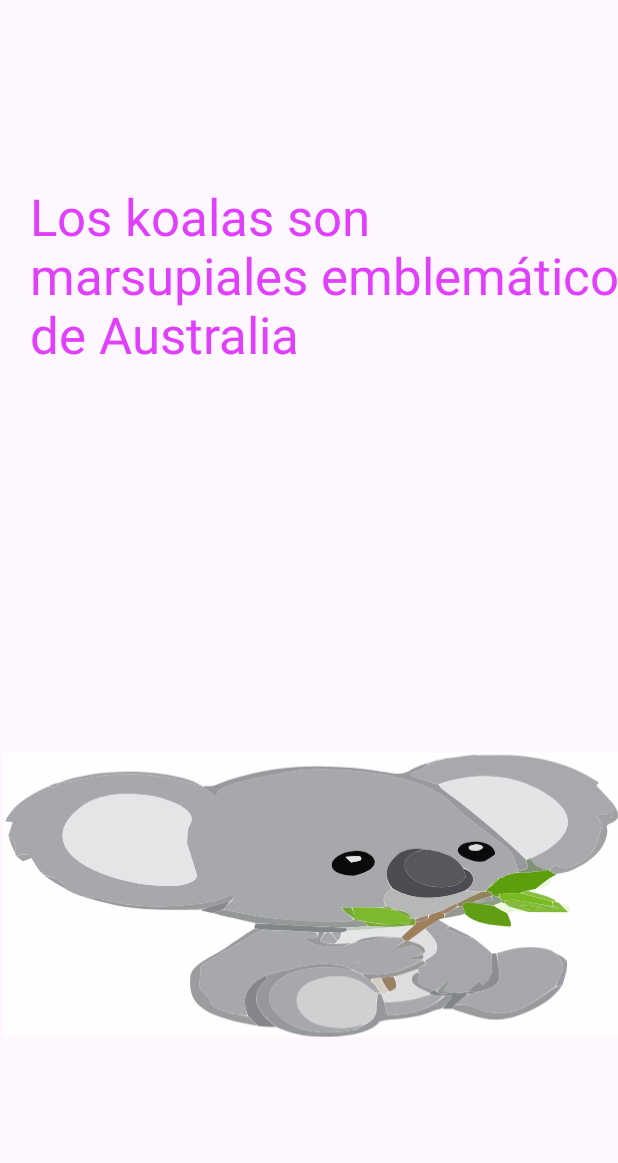
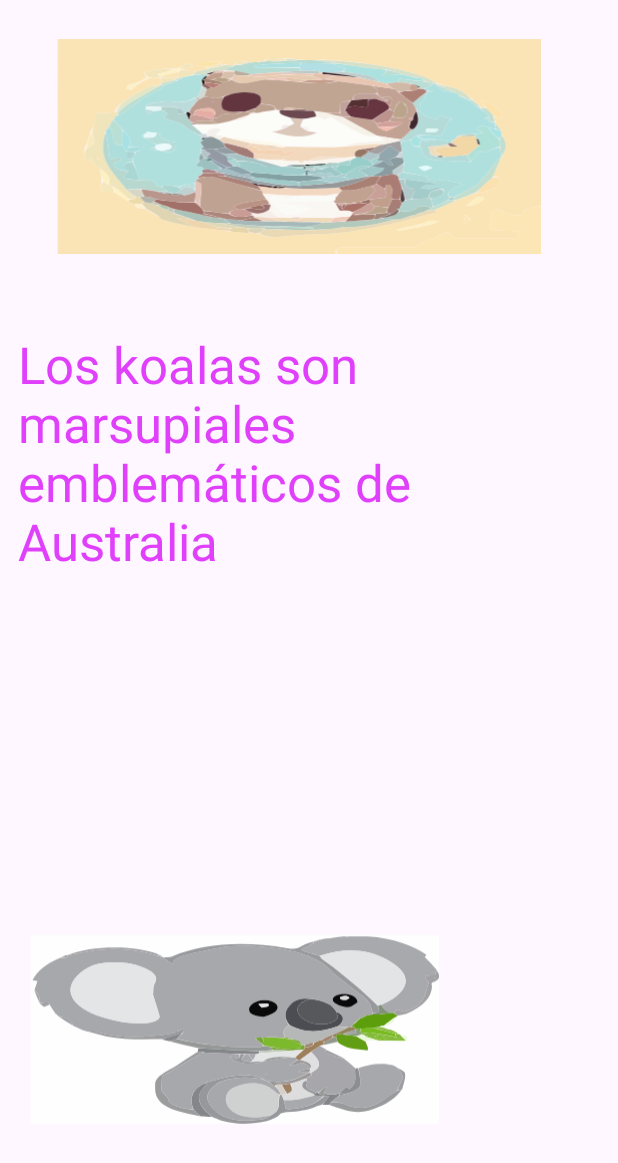
Before and after one commit to laurad30lopezs10/HolaMundo2024, an Android app: the screen it shows after launch (MainActivity), on a phone screen of 412 x 824 dp. Shown: the top 1163 px of the screen. Run offline under Robolectric (Android 15) with nearby library versions, the phone set to English and light mode, and no system bars.

Commit message:
se agrego una nueva imagen

```diff
--- a/app/src/main/res/layout/activity_main.xml
+++ b/app/src/main/res/layout/activity_main.xml
@@ -8,32 +8,52 @@
 
     <ImageView
         android:id="@+id/imagen_coala"
-        android:layout_width="wrap_content"
-        android:layout_height="wrap_content"
+        android:layout_width="273dp"
+        android:layout_height="244dp"
         android:layout_marginStart="16dp"
         android:layout_marginEnd="16dp"
-        android:layout_marginBottom="100dp"
+        android:layout_marginBottom="16dp"
         android:contentDescription="@string/Descripcion_image_coala"
         app:layout_constraintBottom_toBottomOf="parent"
         app:layout_constraintEnd_toEndOf="parent"
+        app:layout_constraintHorizontal_bias="0.032"
         app:layout_constraintStart_toStartOf="parent"
         app:srcCompat="@drawable/coala"
         tools:ignore="ImageContrastCheck" />
 
     <TextView
         android:id="@+id/Koalas_marsupiales"
-        android:layout_width="wrap_content"
-        android:layout_height="wrap_content"
+        android:layout_width="390dp"
+        android:layout_height="216dp"
         android:layout_marginStart="50dp"
-        android:layout_marginTop="121dp"
+        android:layout_marginTop="220dp"
         android:layout_marginEnd="10dp"
         android:contentDescription="@string/Koalas_marsupiales"
         android:text="Los koalas son marsupiales emblemáticos de Australia"
         android:textColor="#E040FB"
         android:textSize="34sp"
         app:layout_constraintEnd_toEndOf="parent"
+        app:layout_constraintHorizontal_bias="1.0"
         app:layout_constraintStart_toStartOf="parent"
         app:layout_constraintTop_toTopOf="parent"
-        tools:ignore="HardcodedText" />
+        tools:ignore="HardcodedText,TextSizeCheck" />
+
+    <ImageView
+        android:id="@+id/imagen_nutria"
+        android:layout_width="365dp"
+        android:layout_height="144dp"
+        android:layout_marginStart="16dp"
+        android:layout_marginTop="10dp"
+        android:layout_marginEnd="16dp"
+        android:layout_marginBottom="13dp"
+        android:contentDescription="@string/imagen_nutria"
+        app:layout_constraintBottom_toTopOf="@+id/Koalas_marsupiales"
+        app:layout_constraintEnd_toEndOf="parent"
+        app:layout_constraintHorizontal_bias="0.0"
+        app:layout_constraintStart_toStartOf="parent"
+        app:layout_constraintTop_toTopOf="parent"
+        app:layout_constraintVertical_bias="0.285"
+        app:srcCompat="@drawable/download"
+        tools:ignore="ImageContrastCheck" />
 
 </androidx.constraintlayout.widget.ConstraintLayout>
--- a/app/src/main/res/values-night/strings.xml
+++ b/app/src/main/res/values-night/strings.xml
@@ -3,4 +3,5 @@
     <string name="txt_bienvenida">WELCOME!</string>
     <string name="Descripcion_image_coala">Image about a koala eating bamboo</string>
     <string name="Koalas_marsupiales" >Koalas are iconic marsupials of Australia</string>
+    <string name="imagen_nutria">image about otter</string>
 </resources>
--- a/app/src/main/res/values/strings.xml
+++ b/app/src/main/res/values/strings.xml
@@ -3,4 +3,5 @@
     <string name="txt_bienvenida">WELCOME!</string>
     <string name="Descripcion_image_coala">Image about a koala eating bamboo</string>
     <string name="Koalas_marsupiales" >Los koalas son marsupiales emblemáticos de Australia</string>
+    <string name="imagen_nutria">image about otter</string>
 </resources>
```
Also changed, not shown: 1 other file.
